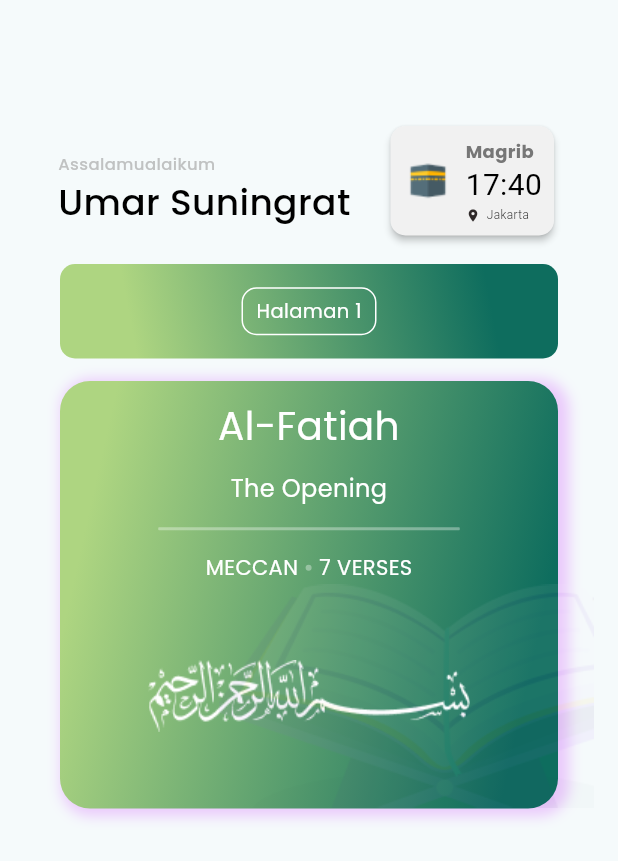
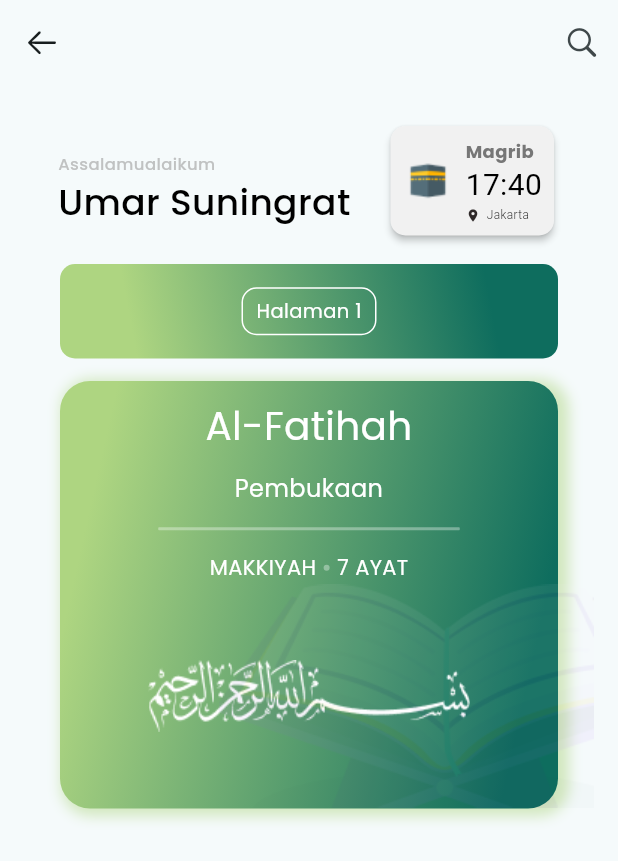
Before and after one commit to Daffaaditya2807/Grup3_Initial_Assessment, a Flutter app: the screen it shows after launch, on a phone screen of 412 x 824 dp. Shown: the top 861 px of the screen. Run offline on Flutter 3.47's test engine with Material 3 defaults, Android fonts, the phone set to English and light mode, and no system bars; our stand-ins replace google_fonts.

Commit message:
finisih assessment

```diff
--- a/lib/quran.dart
+++ b/lib/quran.dart
@@ -1,14 +1,20 @@
-// import 'package:flutter/cupertino.dart';
+import 'package:flutter/cupertino.dart';
 import 'package:flutter/material.dart';
 import 'package:google_fonts/google_fonts.dart';
-import 'dart:ui' as ui;
 
 class Quran extends StatelessWidget {
   const Quran({super.key});
   @override
   Widget build(BuildContext context) {
     return Scaffold(
-        appBar: AppBar(), // Tugas Daei Mario
+        appBar: AppBar(
+          leading: IconButton(
+              onPressed: () {}, icon: const Icon(CupertinoIcons.arrow_left)),
+          actions: [
+            IconButton(
+                onPressed: () {}, icon: const Icon(CupertinoIcons.search))
+          ],
+        ), // Tugas Daei Mario
         body: SafeArea(
           child: Padding(
             padding: const EdgeInsets.all(16),
@@ -205,7 +211,7 @@ class Quran extends StatelessWidget {
                     ]),
                 boxShadow: [
                   BoxShadow(
-                    color: Color(0xFFDF98FA).withOpacity(0.5),
+                    color: Color.fromRGBO(174, 213, 129, 1).withOpacity(0.5),
                     spreadRadius: 3,
                     blurRadius: 7,
                     offset: Offset(4, 2), // changes position of shadow
@@ -219,7 +225,7 @@ class Quran extends StatelessWidget {
                   height: 10,
                 ),
                 const Text(
-                  'Al-Fatiah',
+                  'Al-Fatihah',
                   textAlign: TextAlign.center,
                   style: TextStyle(
                     color: Colors.white,
@@ -233,7 +239,7 @@ class Quran extends StatelessWidget {
                   height: 10,
                 ),
                 const Text(
-                  'The Opening',
+                  'Pembukaan',
                   textAlign: TextAlign.center,
                   style: TextStyle(
                     color: Colors.white,
@@ -271,7 +277,7 @@ class Quran extends StatelessWidget {
                     crossAxisAlignment: CrossAxisAlignment.center,
                     children: [
                       const Text(
-                        'MECCAN',
+                        'MAKKIYAH',
                         style: TextStyle(
                           color: Colors.white,
                           fontSize: 14,
@@ -291,7 +297,7 @@ class Quran extends StatelessWidget {
                       ),
                       const SizedBox(width: 5),
                       const Text(
-                        '7 VERSES',
+                        '7 AYAT',
                         style: TextStyle(
                           color: Colors.white,
                           fontSize: 14,
```
